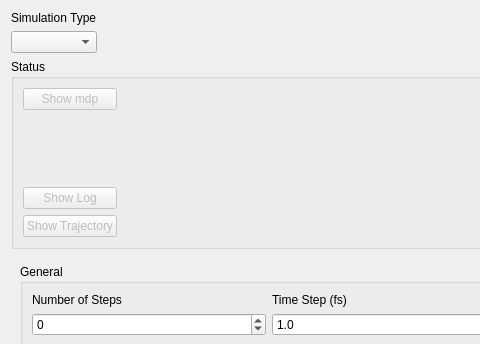
Above: ui/simulationsetupform.ui from breuerss/gromacs-ui before the change; both pictures show x 0 to 480 and y 0 to 344 of the 1042 by 1020 pixel window. Below: the same form after it.
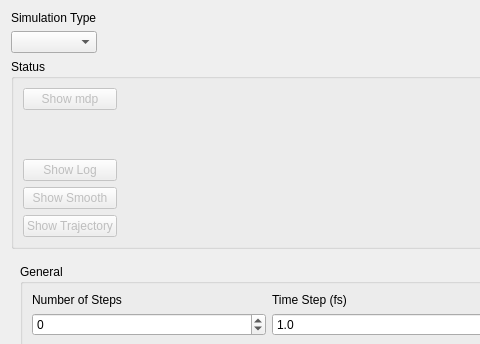
That is the form after the change. Icons and pictures are not drawn.

Commit message:
feature: add show smooth trajectory button
modify enabled state of pdbfixer button depending on local input

What changed in the file:
```diff
--- a/ui/simulationsetupform.ui
+++ b/ui/simulationsetupform.ui
@@ -97,6 +97,16 @@
           </property>
          </widget>
         </item>
+        <item>
+         <widget class="QPushButton" name="showSmoothTrajectory">
+          <property name="enabled">
+           <bool>false</bool>
+          </property>
+          <property name="text">
+           <string>Show Smooth</string>
+          </property>
+         </widget>
+        </item>
         <item>
          <widget class="QPushButton" name="showTrajectoryButton">
           <property name="enabled">
```
The commit also changes 5 other files.
